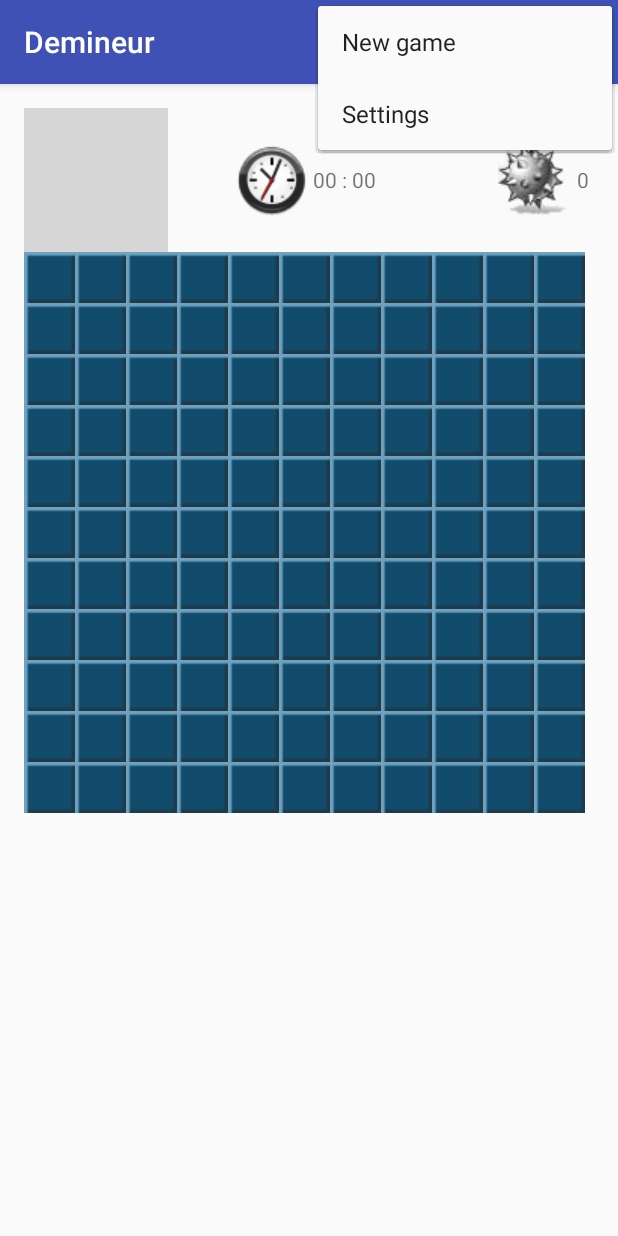
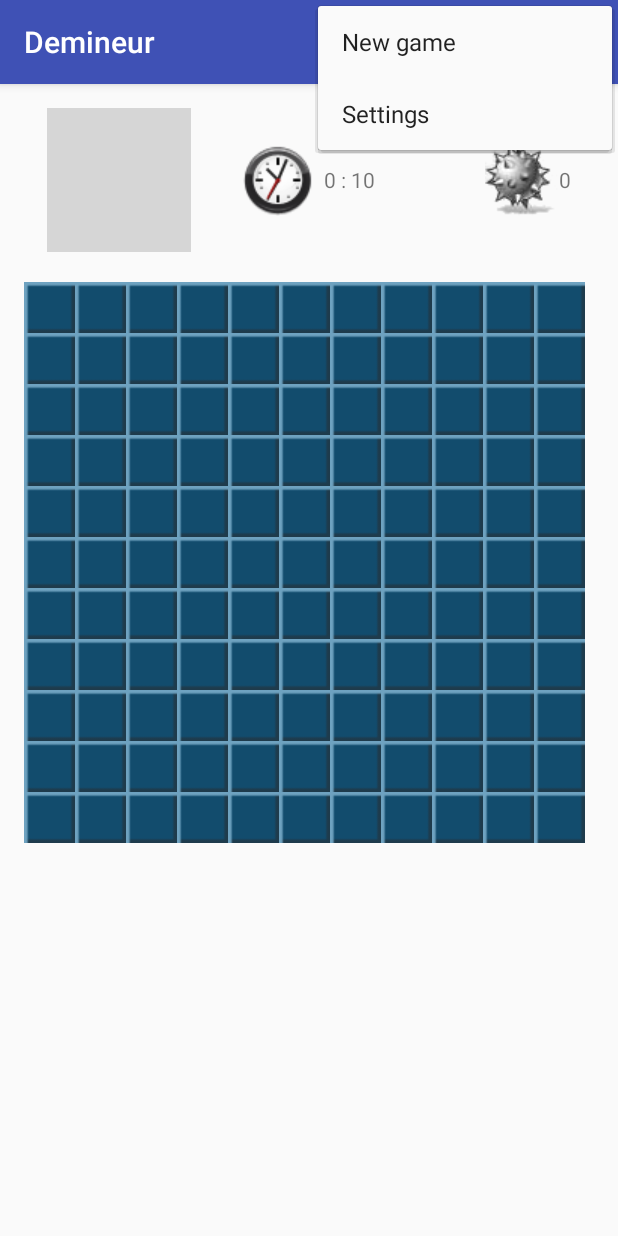
Before and after one commit to anazeer/Demineur, an Android app: the screen it shows after launch (MainActivity), with the options menu open, on a phone screen of 412 x 824 dp. Run offline under Robolectric (Android 15) with nearby library versions, the phone set to English and light mode, and no system bars; grey boxes are pictures that could not be loaded.

Commit message:
Timer ok

```diff
--- a/app/src/main/java/com/android/demineur/DemineurAdapter.java
+++ b/app/src/main/java/com/android/demineur/DemineurAdapter.java
@@ -55,6 +55,8 @@ public class DemineurAdapter extends BaseAdapter {
             imageButton = new ImageButton(context);
             final int i = position / model.getWidth();
             final int j = position % model.getHeight();
+            //System.err.println("ADAPT : width = " + model.getWidth() + ", height = " + model.getHeight());
+            //System.err.println("ADAPT : i = " + i + ", j = " + j);
             if((model.isLost() || model.isWon()) && model.getCell(i, j) == DemineurModel.Cell.MINE && !model.isDiscovered(i, j))
                 imageButton.setImageResource(R.drawable.case_mine); // show all the mines if the game is lost
             else if(!model.isDiscovered(i, j)) {
@@ -146,4 +148,5 @@ public class DemineurAdapter extends BaseAdapter {
         }
     };
 
+
 }
--- a/app/src/main/java/com/android/demineur/DemineurModel.java
+++ b/app/src/main/java/com/android/demineur/DemineurModel.java
@@ -185,6 +185,9 @@ public final class DemineurModel {
      * @return true if the (i, j) cell has been discovered
      */
     public boolean isDiscovered(int i, int j) {
+        System.err.println("MODEL : width = " + WIDTH + ", height = " + HEIGHT);
+        System.err.println("MODEL : i = " + i + ", j = " + j);
+        //System.err.println("MODEL : discover length = width " + discovered[0].length + ", height " + discovered.length);
         return discovered[i][j];
     }
 
--- a/app/src/main/java/com/android/demineur/MainActivity.java
+++ b/app/src/main/java/com/android/demineur/MainActivity.java
@@ -2,6 +2,8 @@ package com.android.demineur;
 
 import android.app.Dialog;
 import android.os.Bundle;
+import android.os.Handler;
+import android.os.SystemClock;
 import android.support.v7.app.AppCompatActivity;
 import android.view.LayoutInflater;
 import android.view.Menu;
@@ -29,6 +31,8 @@ public class MainActivity extends AppCompatActivity {
     private TextView widthValueText;
     private TextView heightValueText;
     private TextView minesValueText;
+    private long startTime = 0L;
+    private Handler customHandler = new Handler();
 
     @Override
     protected void onCreate(Bundle savedInstanceState) {
@@ -94,6 +98,8 @@ public class MainActivity extends AppCompatActivity {
         gridView.setAdapter(new DemineurAdapter(this, model, gridView));
         gridView.setNumColumns(model.getWidth());
         gridView.startAnimation(animation);
+        startTime = SystemClock.uptimeMillis();
+        customHandler.postDelayed(updateTimerThread, 0);
     }
 
     SeekBar.OnSeekBarChangeListener seekBarListener = new SeekBar.OnSeekBarChangeListener() {
@@ -134,4 +140,20 @@ public class MainActivity extends AppCompatActivity {
             }
         }
     };
+
+    private Runnable updateTimerThread = new Runnable() {
+
+        public void run() {
+
+            long timeInMilliseconds = SystemClock.uptimeMillis() - startTime;
+
+            int secs = (int) (timeInMilliseconds / 1000);
+            int mins = secs / 60;
+            secs = secs % 60;
+            TextView timer = (TextView) findViewById(R.id.timeId);
+            timer.setText("  " + mins + " : " + String.format("%02d", secs));
+            customHandler.postDelayed(this, 0);
+        }
+
+    };
 }
--- a/app/src/main/res/layout/grid_layout.xml
+++ b/app/src/main/res/layout/grid_layout.xml
@@ -20,6 +20,7 @@
             android:id="@+id/flagButtonId"
             android:src="@drawable/just_flag"
             android:layout_alignParentLeft="true"
+            android:layout_marginLeft="15dp"
             android:background="@android:color/transparent" />
 
         <TextView
@@ -29,7 +30,7 @@
             android:layout_centerHorizontal="true"
             android:layout_centerVertical="true"
             android:drawableLeft="@drawable/horloge"
-            android:text=" 00 : 00 "
+            android:text="@string/timer"
             android:gravity="center_vertical" />
 
         <TextView
@@ -38,9 +39,10 @@
             android:layout_centerVertical="true"
             android:id="@+id/minesId"
             android:drawableLeft="@drawable/bombe"
-            android:text=" 0 "
+            android:text="@string/number_of_mines"
             android:gravity="center_vertical"
-            android:layout_alignParentRight="true"/>
+            android:layout_alignParentRight="true"
+            android:layout_marginRight="15dp"/>
 
     </RelativeLayout>
 
@@ -48,8 +50,7 @@
         android:id="@+id/gridId"
         android:layout_width="match_parent"
         android:layout_height="match_parent"
-        android:layout_below="@id/datasId"
-        android:layout_centerInParent="true"
-        >
+        android:layout_below="@+id/datasId"
+        android:layout_marginTop="20dp">
     </GridView>
 </RelativeLayout>
--- a/app/src/main/res/values/strings.xml
+++ b/app/src/main/res/values/strings.xml
@@ -13,4 +13,6 @@
     <string name="width">Width: </string>
     <string name="height">Height: </string>
     <string name="mines">Mines: </string>
+    <string name="timer">  00 : 00</string>
+    <string name="number_of_mines">  0</string>
 </resources>
```
